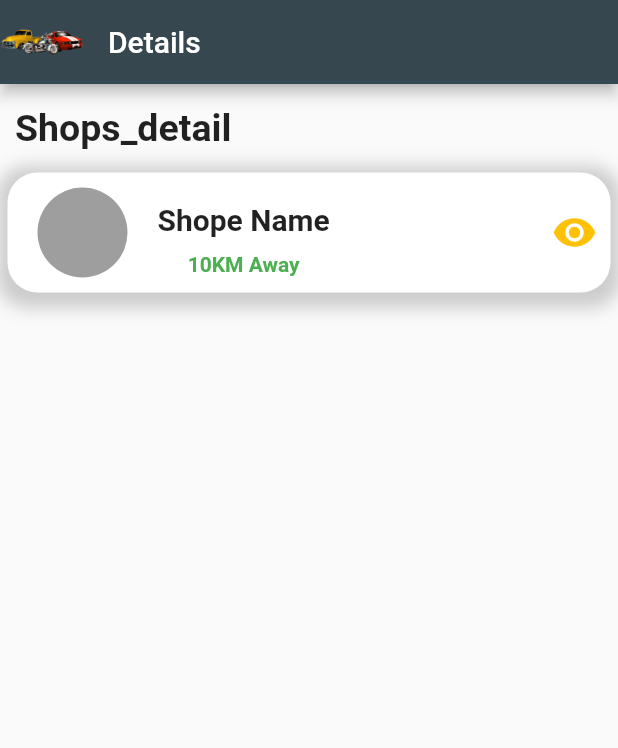
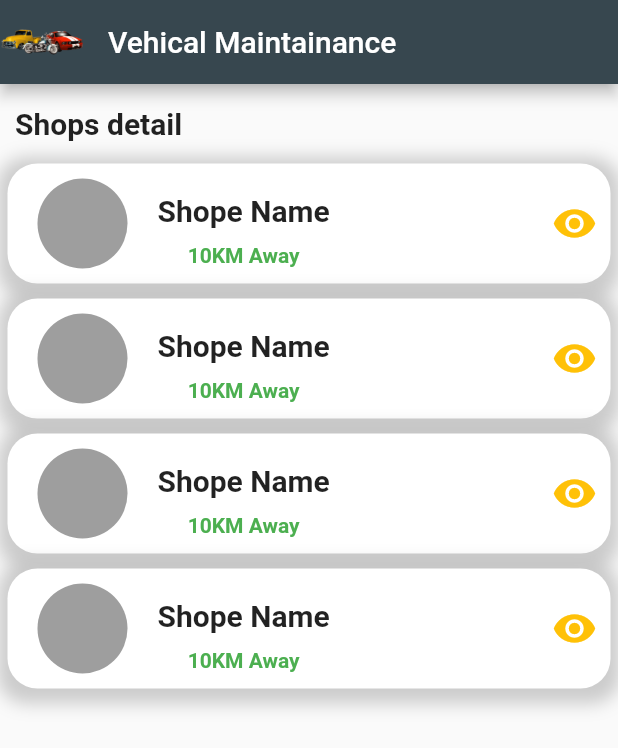
Before and after one commit to javedmughal-058/vehicle_management_app_in_flutter, a Flutter app: the bike_detail screen opened directly, on a phone screen of 412 x 824 dp. Shown: the top 748 px of the screen. Run offline on Flutter 3.47's test engine with Material 2 defaults, Android fonts, the phone set to English and light mode, and no system bars; our stand-ins replace animated_text_kit, carousel_slider, flutter_rating_bar, google_fonts, google_maps_flutter, location; missing offline and left inert: flutter_phone_direct_caller; Roboto replaces fonts that are missing (Tajawal).

Commit message:
Update bike_detail.dart

```diff
--- a/lib/Screens/bike_detail.dart
+++ b/lib/Screens/bike_detail.dart
@@ -1,4 +1,6 @@
 import 'package:flutter/material.dart';
+import 'package:google_fonts/google_fonts.dart';
+import 'package:vehicle_maintainance/Screens/detail_screen.dart';
 class bike_detail extends StatefulWidget {
   const bike_detail({Key? key}) : super(key: key);
 
@@ -11,14 +13,14 @@ class _bike_detailState extends State<bike_detail> {
   Widget build(BuildContext context) {
     return Scaffold(
       appBar: AppBar(
-        title: Text("Details"),
+        title: Text("Vehical Maintainance"),
         leading: Image.asset("images/splash.png"),
         backgroundColor: Color(0xFF37474F),
       ),
       body: ListView(
         children: [
           SizedBox(height: 15,),
-          Padding(padding: EdgeInsets.only(left: 10),child: const Text("Shops_detail",style: TextStyle(fontWeight: FontWeight.bold,fontSize: 25),)),
+          Padding(padding: EdgeInsets.only(left: 10),child: Text("Shops detail",style: GoogleFonts.tajawal(fontSize: 20,fontWeight: FontWeight.bold),)),
           SizedBox(height: 15,),
           Container(
             margin: EdgeInsets.only(left: 5,right: 5),
@@ -56,7 +58,136 @@ class _bike_detailState extends State<bike_detail> {
                   icon: const Icon(Icons.remove_red_eye,size: 30,),
                   color: Colors.amber,
                   onPressed: () {
-
+                    Navigator.push(context, MaterialPageRoute(builder: (context)=> detail_screen(),));
+                  },
+                ),
+              ],
+            ),
+          ),
+          SizedBox(height: 10,),
+          Container(
+            margin: EdgeInsets.only(left: 5,right: 5),
+            height: 80,
+            decoration: BoxDecoration(
+                borderRadius: BorderRadius.circular(20),
+                color: Colors.white,
+                boxShadow: [
+                  BoxShadow(
+                    color: Colors.grey.withOpacity(0.5),
+                    spreadRadius: 7,
+                    blurRadius: 9,
+                    offset: Offset(0, 3), // changes position of shadow
+                  ),
+                ]
+            ),
+            child: Row(
+              children: [
+                SizedBox(width: 20,),
+                CircleAvatar(
+                  backgroundColor: Colors.grey,
+                  radius: 30,
+                ),
+                SizedBox(width: 20,),
+                Column(
+                  children: [
+                    SizedBox(height: 20,),
+                    Text("Shope Name",style: TextStyle(fontSize: 20,fontWeight: FontWeight.bold),),
+                    SizedBox(height: 10,),
+                    Text("10KM Away",style: TextStyle(color: Colors.green,fontWeight: FontWeight.bold),),
+                  ],
+                ),
+                Spacer(),
+                IconButton(
+                  icon: const Icon(Icons.remove_red_eye,size: 30,),
+                  color: Colors.amber,
+                  onPressed: () {
+                    Navigator.push(context, MaterialPageRoute(builder: (context)=> detail_screen(),));
+                  },
+                ),
+              ],
+            ),
+          ),
+          SizedBox(height: 10,),
+          Container(
+            margin: EdgeInsets.only(left: 5,right: 5),
+            height: 80,
+            decoration: BoxDecoration(
+                borderRadius: BorderRadius.circular(20),
+                color: Colors.white,
+                boxShadow: [
+                  BoxShadow(
+                    color: Colors.grey.withOpacity(0.5),
+                    spreadRadius: 7,
+                    blurRadius: 9,
+                    offset: Offset(0, 3), // changes position of shadow
+                  ),
+                ]
+            ),
+            child: Row(
+              children: [
+                SizedBox(width: 20,),
+                CircleAvatar(
+                  backgroundColor: Colors.grey,
+                  radius: 30,
+                ),
+                SizedBox(width: 20,),
+                Column(
+                  children: [
+                    SizedBox(height: 20,),
+                    Text("Shope Name",style: TextStyle(fontSize: 20,fontWeight: FontWeight.bold),),
+                    SizedBox(height: 10,),
+                    Text("10KM Away",style: TextStyle(color: Colors.green,fontWeight: FontWeight.bold),),
+                  ],
+                ),
+                Spacer(),
+                IconButton(
+                  icon: const Icon(Icons.remove_red_eye,size: 30,),
+                  color: Colors.amber,
+                  onPressed: () {
+                    Navigator.push(context, MaterialPageRoute(builder: (context)=> detail_screen(),));
+                  },
+                ),
+              ],
+            ),
+          ),
+          SizedBox(height: 10,),
+          Container(
+            margin: EdgeInsets.only(left: 5,right: 5),
+            height: 80,
+            decoration: BoxDecoration(
+                borderRadius: BorderRadius.circular(20),
+                color: Colors.white,
+                boxShadow: [
+                  BoxShadow(
+                    color: Colors.grey.withOpacity(0.5),
+                    spreadRadius: 7,
+                    blurRadius: 9,
+                    offset: Offset(0, 3), // changes position of shadow
+                  ),
+                ]
+            ),
+            child: Row(
+              children: [
+                SizedBox(width: 20,),
+                CircleAvatar(
+                  backgroundColor: Colors.grey,
+                  radius: 30,
+                ),
+                SizedBox(width: 20,),
+                Column(
+                  children: [
+                    SizedBox(height: 20,),
+                    Text("Shope Name",style: TextStyle(fontSize: 20,fontWeight: FontWeight.bold),),
+                    SizedBox(height: 10,),
+                    Text("10KM Away",style: TextStyle(color: Colors.green,fontWeight: FontWeight.bold),),
+                  ],
+                ),
+                Spacer(),
+                IconButton(
+                  icon: const Icon(Icons.remove_red_eye,size: 30,),
+                  color: Colors.amber,
+                  onPressed: () {
+                    Navigator.push(context, MaterialPageRoute(builder: (context)=> detail_screen(),));
                   },
                 ),
               ],
```
